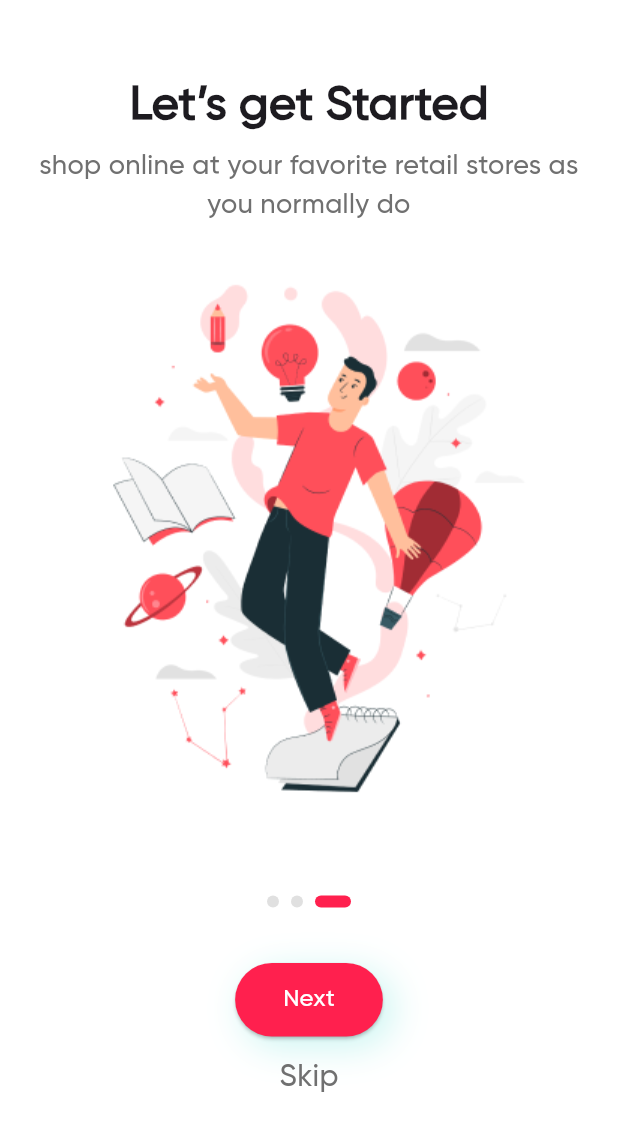
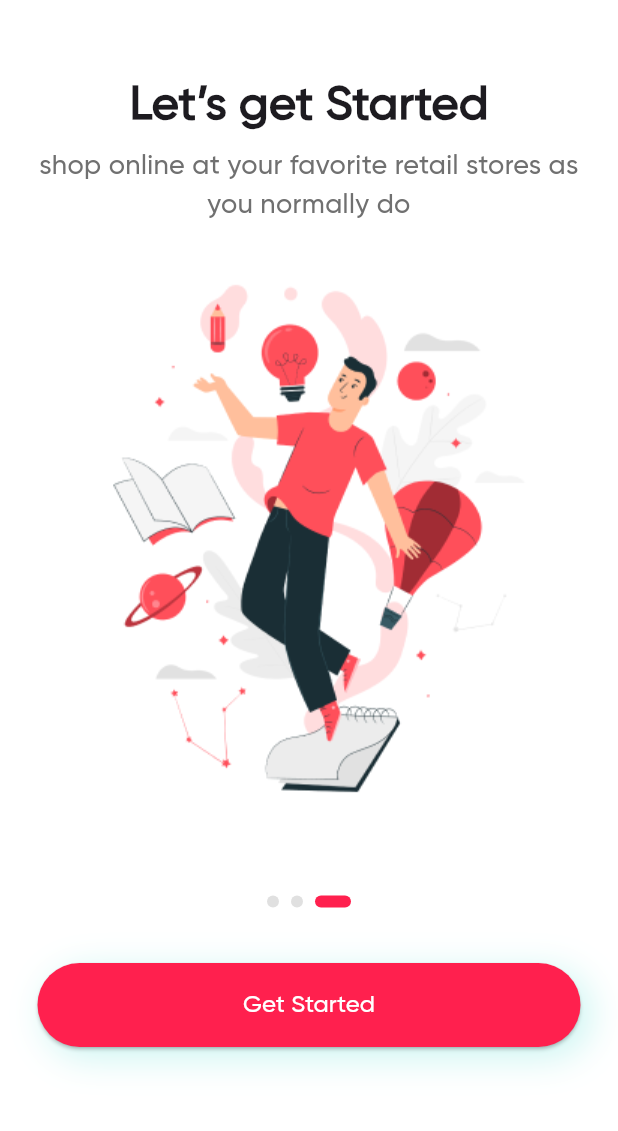
Before and after one commit to yacine47/E-commerce-App, a Flutter app: the screen it shows after launch, swiped to page 3, on a phone screen of 412 x 824 dp. Shown: the top 1131 px of the screen. Run offline on Flutter 3.47's test engine with Material 3 defaults, Android fonts, the phone set to English and light mode, and no system bars; drawn by our look-alikes of smooth_page_indicator; our stand-ins replace go_router.

Commit message:
intro screen done

```diff
--- /dev/null
+++ b/lib/features/introduction_screen/presentation/views/widgets/custom_button_let_strarted.dart
@@ -0,0 +1,39 @@
+import 'package:ecommerce_app/core/utils/my_colors.dart';
+import 'package:ecommerce_app/core/utils/styles.dart';
+import 'package:flutter/material.dart';
+
+class CustomButtonGetStarted extends StatelessWidget {
+  const CustomButtonGetStarted({super.key, this.onPressed});
+  final void Function()? onPressed;
+  @override
+  Widget build(BuildContext context) {
+    return Padding(
+      padding: const EdgeInsets.symmetric(horizontal: 24),
+      child: Container(
+        height: 58,
+        width: MediaQuery.of(context).size.width,
+        decoration: BoxDecoration(
+          borderRadius: BorderRadius.circular(555),
+          border: Border.all(color: Colors.transparent),
+          boxShadow: [
+            BoxShadow(
+              color: const Color(0xff00CDBD).withOpacity(.2),
+              offset: const Offset(6, 6),
+              blurRadius: 20,
+            )
+          ],
+        ),
+        child: ElevatedButton(
+          onPressed: onPressed,
+          style: ElevatedButton.styleFrom(
+            backgroundColor: MyColors.primaryColor,
+          ),
+          child: Text(
+            'Get Started',
+            style: Styles.style16,
+          ),
+        ),
+      ),
+    );
+  }
+}
--- /dev/null
+++ b/lib/features/introduction_screen/presentation/views/widgets/introduction_screen_actions.dart
@@ -0,0 +1,33 @@
+import 'package:ecommerce_app/core/utils/styles.dart';
+import 'package:ecommerce_app/features/introduction_screen/presentation/views/widgets/custom_button_let_strarted.dart';
+import 'package:ecommerce_app/features/introduction_screen/presentation/views/widgets/custom_button_next.dart';
+import 'package:flutter/material.dart';
+
+class IntroductionScreenActions extends StatelessWidget {
+  const IntroductionScreenActions({super.key, required this.currentIndex, this.onPressedNextButton, this.onPressedPush, });
+  final int currentIndex;
+  final void Function()? onPressedNextButton;
+  final void Function()? onPressedPush;
+  @override
+  Widget build(BuildContext context) {
+    return  currentIndex < 2
+            ? Column(
+                children: [
+                  CustomButtonNext(
+                    onPressed: onPressedNextButton,
+                  ),
+                  const SizedBox(height: 12),
+                  GestureDetector(
+                    onTap: onPressedPush,
+                    child: Text(
+                      'Skip',
+                      style: Styles.style20,
+                    ),
+                  ),
+                ],
+              )
+            : CustomButtonGetStarted(
+                onPressed: onPressedPush
+              );
+  }
+}
--- a/lib/features/introduction_screen/presentation/views/widgets/introduction_screen_view_body.dart
+++ b/lib/features/introduction_screen/presentation/views/widgets/introduction_screen_view_body.dart
@@ -1,8 +1,7 @@
-import 'package:ecommerce_app/core/utils/styles.dart';
 import 'package:ecommerce_app/features/authentication/presentation/views/login_view.dart';
 import 'package:ecommerce_app/features/introduction_screen/presentation/views/widgets/custom_animated_page_indicator.dart';
-import 'package:ecommerce_app/features/introduction_screen/presentation/views/widgets/custom_button_next.dart';
 import 'package:ecommerce_app/features/introduction_screen/presentation/views/widgets/custom_page_view_model.dart';
+import 'package:ecommerce_app/features/introduction_screen/presentation/views/widgets/introduction_screen_actions.dart';
 import 'package:flutter/material.dart';
 import 'package:go_router/go_router.dart';
 
@@ -55,31 +54,21 @@ class _IntroductionScreenViewBodyState
           currentIndex: currentIndex,
         ),
         const SizedBox(height: 36),
-        CustomButtonNext(
-          onPressed: () {
-            if (currentIndex < 2) {
+        IntroductionScreenActions(
+          currentIndex: currentIndex,
+          onPressedNextButton: () {
             currentIndex++;
             _pageViewController.animateToPage(
               currentIndex,
               duration: const Duration(milliseconds: 400),
               curve: Curves.easeIn,
             );
-            } else {
-              GoRouter.of(context).push(LoginView.path);
-            }
             setState(() {});
           },
-        ),
-        const SizedBox(height: 12),
-        GestureDetector(
-          onTap: () {
+          onPressedPush: () {
             GoRouter.of(context).push(LoginView.path);
           },
-          child: Text(
-            'Skip',
-            style: Styles.style20,
         ),
-        )
       ],
     );
   }
```
Lines whose indentation alone changed are shown as unchanged.
